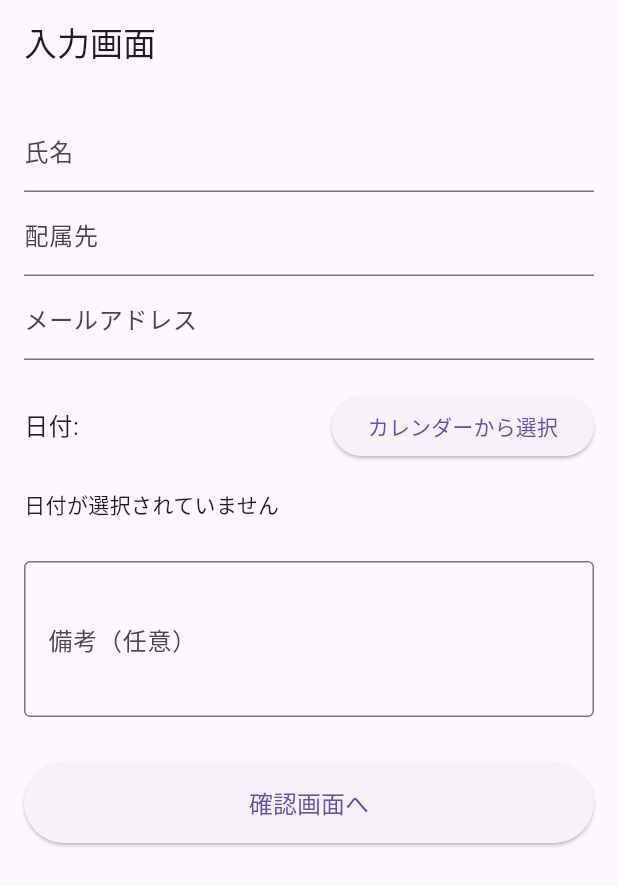
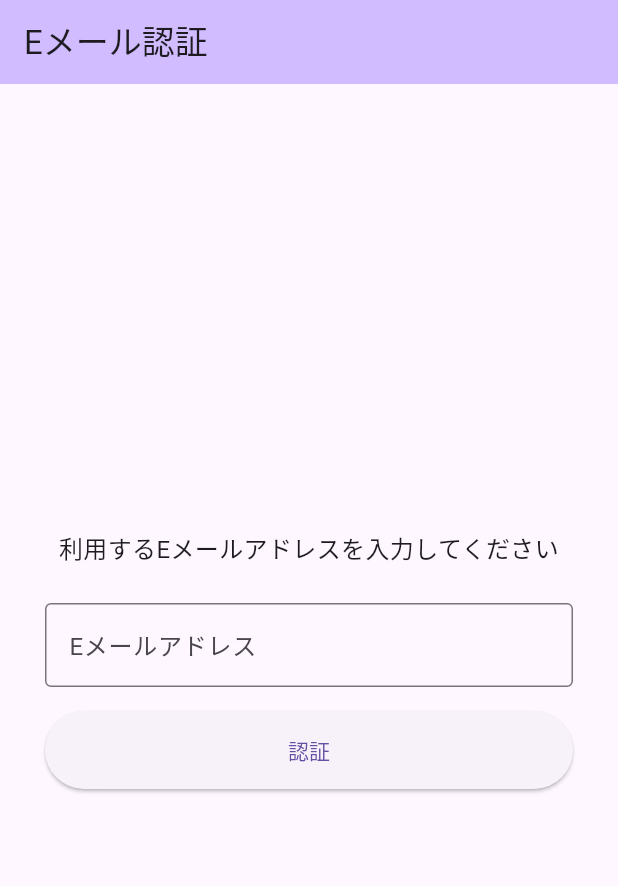
Before and after one commit to kmzk-dev/paid_holiday_web, a Flutter app: the screen it shows after launch, on a phone screen of 412 x 824 dp. Shown: the top 886 px of the screen. Run offline on Flutter 3.47's test engine with Material 3 defaults, Android fonts, the phone set to English and light mode, and no system bars; our stand-ins replace google_fonts, table_calendar, web.

Commit message:
feat: Implement email authentication flow and improve UX
- Add a PHP API (verify_email_api.php) for email verification.
- Create a new `VerifyScreen` as the application entry point to authenticate users via the API.
- Update routing in `main.dart` to use `/verify` as the initial route.
- Pass the verified email from `VerifyScreen` to `InputScreen` as a navigation argument.
- On `InputScreen`, display the email as non-editable text and hide the AppBar's back button to improve UX.
- On `CompleteScreen`, add a "Return to Start" button that navigates to the root URL ('/') to reset the application state.
- Add `web` package for browser interaction.

```diff
--- a/lib/main.dart
+++ b/lib/main.dart
@@ -6,6 +6,8 @@ import 'screens/input_screen.dart';
 import 'screens/confirm_screen.dart';
 import 'screens/complete_screen.dart';
 import 'package:google_fonts/google_fonts.dart'; // <--- google_fontsをインポート
+import 'package:paid_holiday_web/screens/verify_screen.dart'; // verify_screen.dart をインポート
+
 
 
 // main関数をasyncに変更し、initializeDateFormattingを呼び出す
@@ -35,8 +37,9 @@ class MyApp extends StatelessWidget {
           Theme.of(context).textTheme,
         ),
       ),
-      initialRoute: '/',
+      initialRoute: '/verify',
       routes: {
+        '/verify': (context) => const VerifyScreen(),
         '/': (context) => InputScreen(),
         '/confirm': (context) => ConfirmScreen(),
         '/complete': (context) => CompleteScreen(),
--- a/lib/screens/complete_screen.dart
+++ b/lib/screens/complete_screen.dart
@@ -1,6 +1,7 @@
 // complete_screen.dart (修正後、url_launcher関連を削除)
 import 'package:flutter/material.dart';
 import '../widgets/responsive_layout.dart'; // 作成したレスポンシブレイアウトウィジェット
+import 'package:web/web.dart' as web;
 
 class CompleteScreen extends StatelessWidget {
   const CompleteScreen({super.key});
@@ -110,7 +111,8 @@ class CompleteScreen extends StatelessWidget {
 
             ElevatedButton(
               onPressed: () {
-                Navigator.pushNamedAndRemoveUntil(context, '/', (route) => false); //
+                // Navigator.pushNamedAndRemoveUntil(context, '/', (route) => false); //
+                web.window.location.href = '/';
               },
               style: ElevatedButton.styleFrom(
                 padding: EdgeInsets.symmetric(horizontal: 30, vertical: 15.0), //
--- /dev/null
+++ b/lib/screens/verify_screen.dart
@@ -0,0 +1,139 @@
+import 'package:flutter/material.dart';
+import 'package:http/http.dart' as http;
+import 'dart:convert';
+
+class VerifyScreen extends StatefulWidget {
+  const VerifyScreen({super.key});
+
+  @override
+  State<VerifyScreen> createState() => _VerifyScreenState();
+}
+
+class _VerifyScreenState extends State<VerifyScreen> {
+  final _emailController = TextEditingController();
+  bool _isLoading = false;
+  String? _errorMessage;
+
+  // --- 注意 ---
+  // このURLは、ご自身のサーバーに合わせて修正してください。
+  // 例: 'https://YOUR_DOMAIN/path/to/verify_email_api.php'
+  final String _apiUrl = 'https://fillmee.bambina.jp/api/paid_holiday_api/verify_email_api.php';
+
+  Future<void> _verifyEmail() async {
+    if (_emailController.text.isEmpty) {
+      setState(() {
+        _errorMessage = 'Eメールアドレスを入力してください。';
+      });
+      return;
+    }
+
+    setState(() {
+      _isLoading = true;
+      _errorMessage = null;
+    });
+
+    try {
+      final response = await http.post(
+        Uri.parse(_apiUrl),
+        headers: <String, String>{
+          'Content-Type': 'application/json; charset=UTF-8',
+        },
+        body: jsonEncode(<String, String>{
+          'email': _emailController.text,
+        }),
+      );
+
+      final responseBody = jsonDecode(response.body);
+
+      if (response.statusCode == 200 && responseBody['status'] == 'success') {
+        // 認証成功時、入力画面に遷移
+        // pushReplacementNamedを使い、この画面に戻れないようにする
+        if (mounted) {
+          Navigator.pushReplacementNamed(
+            context,
+            '/',
+            arguments: _emailController.text,);
+        }
+      } else {
+        // 認証失敗時、エラーメッセージを表示
+        setState(() {
+          _errorMessage = responseBody['message'] ?? '不明なエラーが発生しました。';
+        });
+      }
+    } catch (e) {
+      // 通信エラーなど
+      setState(() {
+        _errorMessage = 'APIへの接続に失敗しました: $e';
+      });
+    } finally {
+      setState(() {
+        _isLoading = false;
+      });
+    }
+  }
+
+  @override
+  void dispose() {
+    _emailController.dispose();
+    super.dispose();
+  }
+
+  @override
+  Widget build(BuildContext context) {
+    return Scaffold(
+      appBar: AppBar(
+        title: const Text('Eメール認証'),
+        backgroundColor: Theme.of(context).colorScheme.inversePrimary,
+        automaticallyImplyLeading: false
+      ),
+      body: Center(
+        child: ConstrainedBox(
+          constraints: const BoxConstraints(maxWidth: 400),
+          child: Padding(
+            padding: const EdgeInsets.all(24.0),
+            child: Column(
+              mainAxisAlignment: MainAxisAlignment.center,
+              crossAxisAlignment: CrossAxisAlignment.stretch,
+              children: <Widget>[
+                const Text(
+                  '利用するEメールアドレスを入力してください',
+                  textAlign: TextAlign.center,
+                  style: TextStyle(fontSize: 16),
+                ),
+                const SizedBox(height: 24),
+                TextField(
+                  controller: _emailController,
+                  keyboardType: TextInputType.emailAddress,
+                  decoration: const InputDecoration(
+                    labelText: 'Eメールアドレス',
+                    border: OutlineInputBorder(),
+                  ),
+                  enabled: !_isLoading,
+                ),
+                const SizedBox(height: 16),
+                if (_errorMessage != null)
+                  Padding(
+                    padding: const EdgeInsets.only(bottom: 16.0),
+                    child: Text(
+                      _errorMessage!,
+                      style: TextStyle(color: Theme.of(context).colorScheme.error),
+                      textAlign: TextAlign.center,
+                    ),
+                  ),
+                _isLoading
+                    ? const Center(child: CircularProgressIndicator())
+                    : ElevatedButton(
+                        style: ElevatedButton.styleFrom(
+                          padding: const EdgeInsets.symmetric(vertical: 16),
+                        ),
+                        onPressed: _verifyEmail,
+                        child: const Text('認証'),
+                      ),
+              ],
+            ),
+          ),
+        ),
+      ),
+    );
+  }
+}
--- a/pubspec.yaml
+++ b/pubspec.yaml
@@ -39,6 +39,7 @@ dependencies:
   intl: ^0.20.2
   http: ^1.4.0
   table_calendar: ^3.1.3
+  web: ^0.5.1
 
 dev_dependencies:
   flutter_test:
```
Also changed, not shown: lib/screens/input_screen.dart (+109 -62 lines), pubspec.lock.
